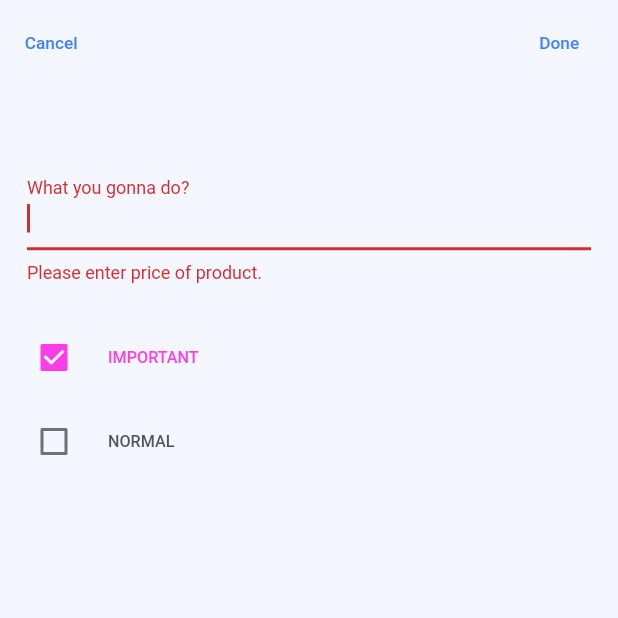
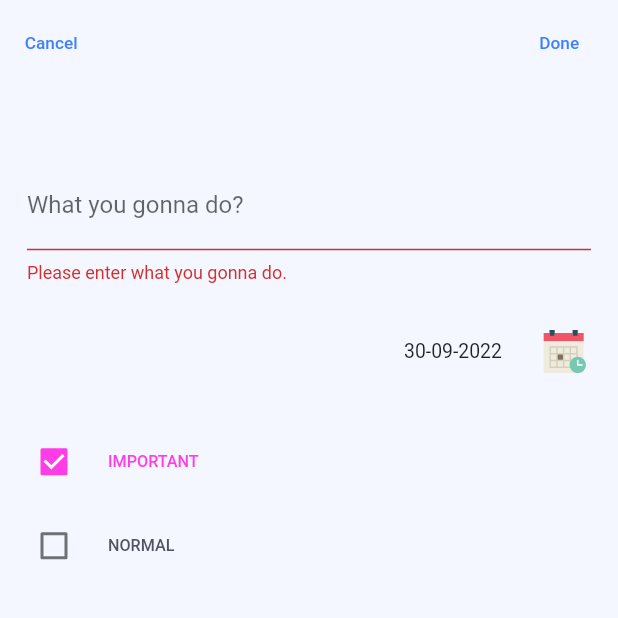
Before and after one commit to babigon1412/todo_list_flutter, a Flutter app: the FormPage screen opened directly, after a tap on "Done", on a phone screen of 412 x 824 dp, the top half of it. Run offline on Flutter 3.47's test engine with Material 2 defaults, Android fonts, the phone set to English and light mode, and no system bars; our stand-ins replace flutter_svg.

Commit message:
update form

```diff
--- a/lib/models/todos_model.dart
+++ b/lib/models/todos_model.dart
@@ -1,6 +1,7 @@
 class TodosModel {
   String title;
   String category;
+  String date;
 
-  TodosModel({required this.title, required this.category});
+  TodosModel({required this.title, required this.category, required this.date});
 }
--- a/lib/pages/form_page.dart
+++ b/lib/pages/form_page.dart
@@ -1,4 +1,6 @@
 import 'package:flutter/material.dart';
+import 'package:flutter_svg/flutter_svg.dart';
+import 'package:intl/intl.dart';
 import 'package:provider/provider.dart';
 import 'package:todo_list_flutter/models/todos_model.dart';
 import 'package:todo_list_flutter/providers/todos_provider.dart';
@@ -14,10 +16,25 @@ class FormPage extends StatefulWidget {
 
 class _FormPageState extends State<FormPage> {
   final _formKey = GlobalKey<FormState>(); // Key for form widget
-  final titleController =
-      TextEditingController(); // For getting value from textField
+  // For getting value from textField
+  final titleController = TextEditingController();
   bool isImportant = true; // For important checkbox
   bool isNormal = false; // For normal checkbox
+  String pickerDate = DateFormat('dd-MM-yyyy').format(DateTime.now());
+
+  void _DayPicker() {
+    showDatePicker(
+      context: context,
+      initialDate: DateTime.now(),
+      firstDate: DateTime(2000),
+      lastDate: DateTime(2500),
+    ).then((value) {
+      setState(() {
+        DateTime date = value!;
+        pickerDate = DateFormat('dd-MM-yyyy').format(date);
+      });
+    });
+  }
 
   @override
   Widget build(BuildContext context) {
@@ -64,7 +81,11 @@ class _FormPageState extends State<FormPage> {
 
                     var title = titleController.text;
 
-                    var value = TodosModel(title: title, category: isChecked);
+                    var value = TodosModel(
+                      title: title,
+                      category: isChecked,
+                      date: pickerDate,
+                    );
 
                     provider.add(value);
 
@@ -76,14 +97,19 @@ class _FormPageState extends State<FormPage> {
                   }
                 }
               },
-              child: Text('Done',
+              child: Text(
+                'Done',
                 style: TextStyle(
-                      color: AppColors.blue, fontSize: Dimensions.ten * 1.6)),
+                  color: AppColors.blue,
+                  fontSize: Dimensions.ten * 1.6,
+                ),
+              ),
             ),
           ),
         ],
       ),
-      body: Container(
+      body: SingleChildScrollView(
+        child: Container(
           height: Dimensions.screenHeight,
           color: AppColors.blueWhite,
           child: Form(
@@ -103,14 +129,38 @@ class _FormPageState extends State<FormPage> {
                     decoration: const InputDecoration(
                       labelText: 'What you gonna do?',
                     ),
-                  autofocus: true,
                     // Validate values before add to list
                     validator: (value) {
                       if (value == null || value.isEmpty) {
-                      return 'Please enter price of product.';
+                        return 'Please enter what you gonna do.';
                       }
                       return null;
                     },
+                  ),
+                ),
+                SizedBox(height: Dimensions.ten * 3),
+                Container(
+                  padding:
+                      EdgeInsets.symmetric(horizontal: Dimensions.ten * 1.6),
+                  child: Row(
+                    mainAxisAlignment: MainAxisAlignment.end,
+                    children: [
+                      Text(
+                        pickerDate,
+                        style: TextStyle(
+                          fontSize: Dimensions.ten * 1.8,
+                        ),
+                      ),
+                      SizedBox(width: Dimensions.ten * 2.5),
+                      IconButton(
+                        onPressed: _DayPicker,
+                        icon: SvgPicture.asset(
+                          'assets/icons/calendar.svg',
+                          height: Dimensions.ten * 4,
+                          width: Dimensions.ten * 4,
+                        ),
+                      ),
+                    ],
                   ),
                 ),
                 SizedBox(height: Dimensions.ten * 3),
@@ -157,6 +207,7 @@ class _FormPageState extends State<FormPage> {
             ),
           ),
         ),
+      ),
     );
   }
 }
--- a/lib/providers/todos_provider.dart
+++ b/lib/providers/todos_provider.dart
@@ -3,12 +3,13 @@ import 'package:todo_list_flutter/models/todos_model.dart';
 
 class TodosProvider with ChangeNotifier {
   List<TodosModel> todos = [
-    TodosModel(title: 'Sleep', category: '0'),
-    TodosModel(title: 'Wake up', category: '1'),
-    TodosModel(title: 'Having breakfast', category: '1'),
-    TodosModel(title: 'Meeting', category: '0'),
-    TodosModel(title: 'Appointment with Mr.Kim', category: '0'),
-    TodosModel(title: 'Spa', category: '1'),
+    TodosModel(title: 'Sleep', category: '0', date: '22-05-2022'),
+    TodosModel(title: 'Wake up', category: '1', date: '22-05-2022'),
+    TodosModel(title: 'Having breakfast', category: '1', date: '22-05-2022'),
+    TodosModel(title: 'Meeting', category: '0', date: '22-05-2022'),
+    TodosModel(
+        title: 'Appointment with Mr.Kim', category: '0', date: '22-05-2022'),
+    TodosModel(title: 'Spa', category: '1', date: '22-05-2022'),
   ];
   int normal = 3;
   int important = 3;
--- a/pubspec.yaml
+++ b/pubspec.yaml
@@ -39,6 +39,8 @@ dependencies:
   path_provider: ^2.0.11
   sembast_web: ^2.0.1+1
   get: ^4.6.5
+  flutter_svg: ^1.1.5
+  intl: ^0.17.0
 
 dev_dependencies:
   flutter_test:
@@ -63,8 +65,8 @@ flutter:
   uses-material-design: true
 
   # To add assets to your application, add an assets section, like this:
-  # assets:
-  #   - assets/images/
+  assets:
+    - assets/icons/
   #   - images/a_dot_ham.jpeg
 
   # An image asset can refer to one or more resolution-specific "variants", see
```
Also changed, not shown: lib/main.dart (+16 -1 lines), assets/icons/calendar.svg (added), pubspec.lock. Lines whose indentation alone changed are shown as unchanged.
